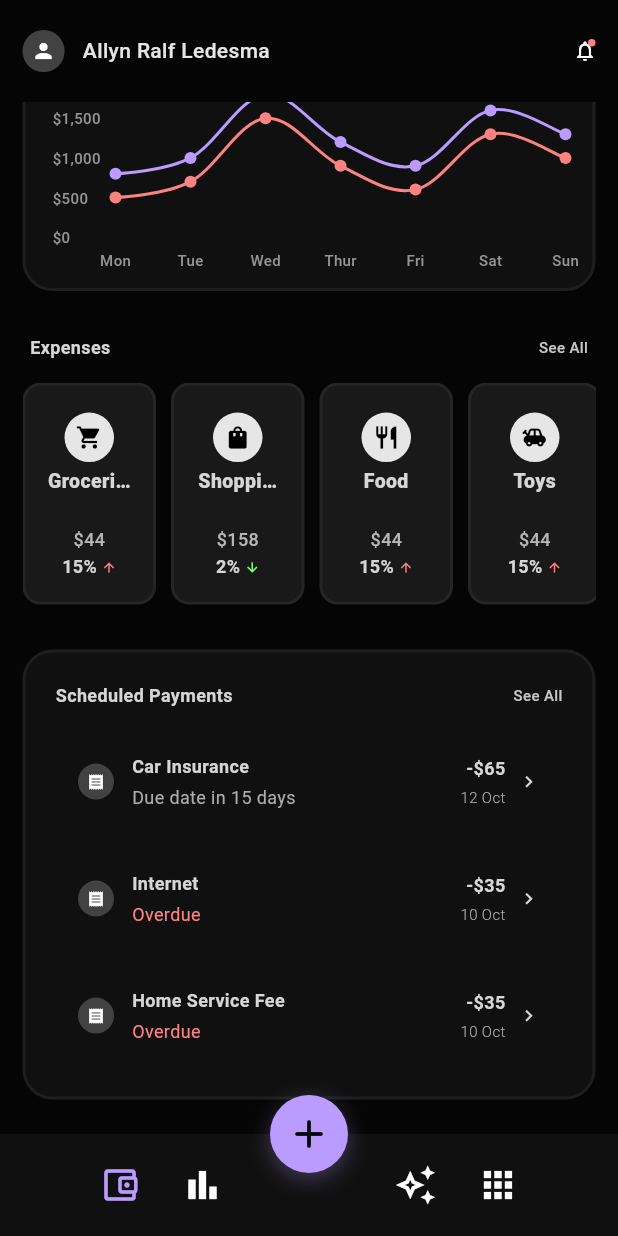
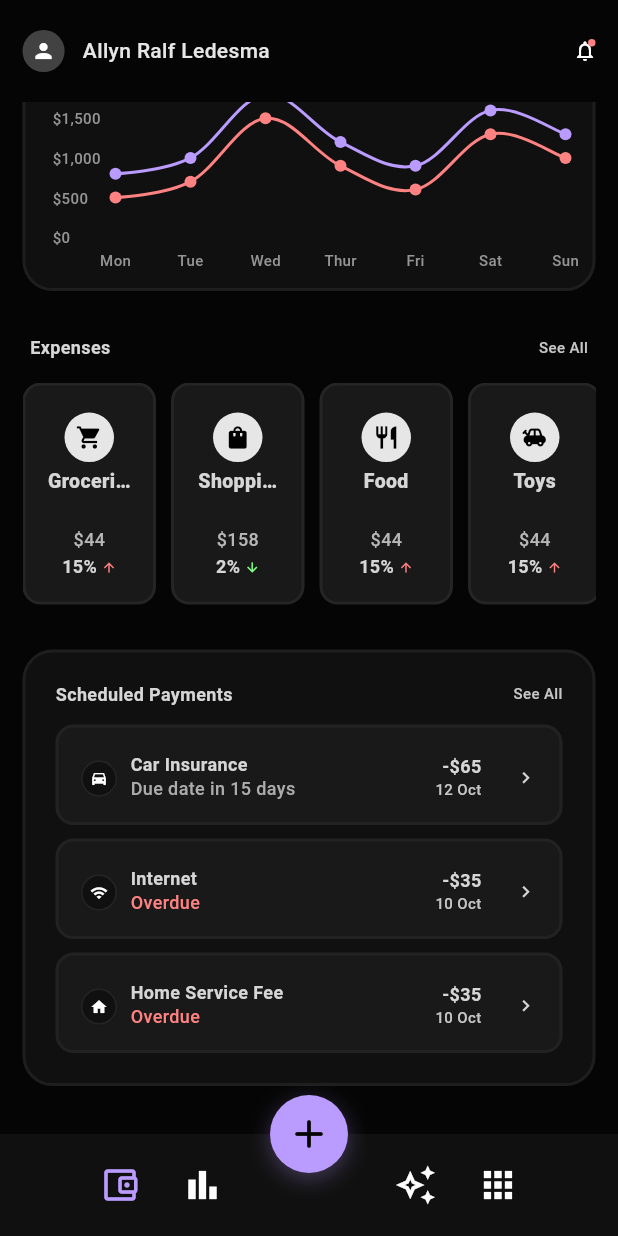
Before and after one commit to nylla8444/sAIveon, a Flutter app: the screen it shows after launch, scrolled down 1143 dp, on a phone screen of 412 x 824 dp. Run offline on Flutter 3.47's test engine with Material 3 defaults, Android fonts, the phone set to English and light mode, and no system bars; drawn by our look-alikes of fl_chart; Roboto replaces fonts that are missing (Manrope, Poppins).

Commit message:
feat: added scheduled payments section

```diff
--- a/lib/main.dart
+++ b/lib/main.dart
@@ -8,6 +8,7 @@ import 'widgets/transaction_history_section.dart';
 import 'widgets/monthly_budget_section.dart';
 import 'widgets/spending_line_chart_section.dart';
 import 'widgets/expenses_horizontal_scroll_section.dart';
+import 'widgets/scheduled_payments_section.dart';
 
 void main() {
   runApp(const MyApp());
@@ -280,69 +281,51 @@ class _FinanceHomePageState extends State<FinanceHomePage> {
                             // TODO: Navigate to all expenses page
                             print('Expenses See All tapped');
                           },
-                        ), // Scheduled Payments
-                        const SizedBox(height: 30),
-                        Container(
-                          padding: const EdgeInsets.all(20),
-                          decoration: BoxDecoration(
-                            color: const Color(0xFF101010),
-                            borderRadius: BorderRadius.circular(20),
-                            border: Border.all(
-                              color: Colors.white.withOpacity(0.06),
-                              width: 2,
-                            ),
-                          ),
-                          child: Column(
-                            children: [
-                              Row(
-                                mainAxisAlignment:
-                                    MainAxisAlignment.spaceBetween,
-                                children: [
-                                  const Text(
-                                    'Scheduled Payments',
-                                    style: TextStyle(
-                                      color: Color(0xFFD6D6D6),
-                                      fontSize: 12,
-                                      fontWeight: FontWeight.w700,
-                                    ),
-                                  ),
-                                  const Text(
-                                    'See All',
-                                    style: TextStyle(
-                                      color: Color(0xFFC6C6C6),
-                                      fontSize: 10,
-                                      fontWeight: FontWeight.w500,
-                                    ),
-                                  ),
-                                ],
-                              ),
-                              const SizedBox(height: 15),
-                              _buildPaymentItem(
-                                'Car Insurance',
-                                '-\$65',
-                                'Due date in 15 days',
-                                '12 Oct',
-                              ),
-                              const SizedBox(height: 10),
-                              _buildPaymentItem(
-                                'Internet',
-                                '-\$35',
-                                'Overdue',
-                                '10 Oct',
-                                isOverdue: true,
-                              ),
-                              const SizedBox(height: 10),
-                              _buildPaymentItem(
-                                'Home Service Fee',
-                                '-\$35',
-                                'Overdue',
-                                '10 Oct',
-                                isOverdue: true,
-                              ),
-                            ],
-                          ),
                         ),
 
+                        // Scheduled Payments - Using modular component
+                        const SizedBox(height: 30),
+                        ScheduledPaymentsSection(
+                          payments: [
+                            ScheduledPaymentData(
+                              title: 'Car Insurance',
+                              amount: '-\$65',
+                              status: 'Due date in 15 days',
+                              date: '12 Oct',
+                              isOverdue: false,
+                              icon: Icons.drive_eta,
+                              onTap: () {
+                                print('Car Insurance payment tapped');
+                              },
+                            ),
+                            ScheduledPaymentData(
+                              title: 'Internet',
+                              amount: '-\$35',
+                              status: 'Overdue',
+                              date: '10 Oct',
+                              isOverdue: true,
+                              icon: Icons.wifi,
+                              onTap: () {
+                                print('Internet payment tapped');
+                              },
+                            ),
+                            ScheduledPaymentData(
+                              title: 'Home Service Fee',
+                              amount: '-\$35',
+                              status: 'Overdue',
+                              date: '10 Oct',
+                              isOverdue: true,
+                              icon: Icons.home,
+                              onTap: () {
+                                print('Home Service Fee payment tapped');
+                              },
+                            ),
+                          ],
+                          onSeeAllTap: () {
+                            // TODO: Navigate to all scheduled payments page
+                            print('Scheduled Payments See All tapped');
+                          },
+                        ),
                         const SizedBox(height: 100),
                       ],
                     ),
@@ -447,80 +430,4 @@ class _FinanceHomePageState extends State<FinanceHomePage> {
       ),
     );
   }
-
-  Widget _buildPaymentItem(
-    String title,
-    String amount,
-    String status,
-    String date, {
-    bool isOverdue = false,
-  }) {
-    return Container(
-      padding: const EdgeInsets.all(15),
-      decoration: BoxDecoration(borderRadius: BorderRadius.circular(12)),
-      child: Row(
-        children: [
-          Container(
-            width: 24,
-            height: 24,
-            decoration: BoxDecoration(
-              color: Colors.grey[800],
-              borderRadius: BorderRadius.circular(12),
-            ),
-            child: const Icon(Icons.receipt, color: Colors.white, size: 12),
-          ),
-          const SizedBox(width: 12),
-          Expanded(
-            child: Column(
-              crossAxisAlignment: CrossAxisAlignment.start,
-              children: [
-                Text(
-                  title,
-                  style: const TextStyle(
-                    color: Color(0xFFD6D6D6),
-                    fontSize: 12,
-                    fontWeight: FontWeight.w700,
-                  ),
-                ),
-                const SizedBox(height: 4),
-                Text(
-                  status,
-                  style: TextStyle(
-                    color: isOverdue
-                        ? const Color(0xFFFF8282)
-                        : const Color(0xFFADACAC),
-                    fontSize: 12,
-                  ),
-                ),
-              ],
-            ),
-          ),
-          Column(
-            crossAxisAlignment: CrossAxisAlignment.end,
-            children: [
-              Text(
-                amount,
-                style: const TextStyle(
-                  color: Color(0xFFD6D6D6),
-                  fontSize: 12,
-                  fontWeight: FontWeight.w700,
-                ),
-              ),
-              const SizedBox(height: 4),
-              Text(
-                date,
-                style: const TextStyle(
-                  color: Color(0xFFADACAC),
-                  fontSize: 10,
-                  fontWeight: FontWeight.w300,
-                ),
-              ),
-            ],
-          ),
-          const SizedBox(width: 8),
-          const Icon(Icons.chevron_right, color: Color(0xFFD6D6D6), size: 15),
-        ],
-      ),
-    );
-  }
 }
--- /dev/null
+++ b/lib/widgets/scheduled_payments_section.dart
@@ -0,0 +1,217 @@
+import 'package:flutter/material.dart';
+
+class ScheduledPaymentData {
+  final String title;
+  final String amount;
+  final String status;
+  final String date;
+  final bool isOverdue;
+  final IconData icon;
+  final VoidCallback? onTap;
+
+  ScheduledPaymentData({
+    required this.title,
+    required this.amount,
+    required this.status,
+    required this.date,
+    this.isOverdue = false,
+    required this.icon,
+    this.onTap,
+  });
+}
+
+class ScheduledPaymentsSection extends StatelessWidget {
+  final List<ScheduledPaymentData> payments;
+  final VoidCallback? onSeeAllTap;
+
+  const ScheduledPaymentsSection({
+    super.key,
+    required this.payments,
+    this.onSeeAllTap,
+  });
+
+  @override
+  Widget build(BuildContext context) {
+    return Container(
+      width: double.infinity,
+      padding: const EdgeInsets.all(20),
+      decoration: BoxDecoration(
+        color: const Color(0xFF101010),
+        borderRadius: BorderRadius.circular(20),
+        border: Border.all(
+          color: Colors.white.withValues(alpha: 0.06),
+          width: 2,
+        ),
+      ),
+      child: Column(
+        children: [
+          // Header
+          Row(
+            mainAxisAlignment: MainAxisAlignment.spaceBetween,
+            children: [
+              const Text(
+                'Scheduled Payments',
+                style: TextStyle(
+                  color: Color(0xFFD6D6D6),
+                  fontSize: 12,
+                  fontWeight: FontWeight.w700,
+                  fontFamily: 'Manrope',
+                  height: 1.366,
+                ),
+              ),
+              GestureDetector(
+                onTap: onSeeAllTap,
+                child: const Text(
+                  'See All',
+                  style: TextStyle(
+                    color: Color(0xFFC6C6C6),
+                    fontSize: 10,
+                    fontWeight: FontWeight.w500,
+                    fontFamily: 'Manrope',
+                    height: 1.366,
+                  ),
+                ),
+              ),
+            ],
+          ),
+          const SizedBox(height: 12),
+
+          // Payment items
+          ...payments.asMap().entries.map((entry) {
+            final index = entry.key;
+            final payment = entry.value;
+            return Column(
+              children: [
+                PaymentItem(payment: payment),
+                if (index < payments.length - 1) const SizedBox(height: 9),
+              ],
+            );
+          }),
+        ],
+      ),
+    );
+  }
+}
+
+class PaymentItem extends StatelessWidget {
+  final ScheduledPaymentData payment;
+
+  const PaymentItem({super.key, required this.payment});
+
+  @override
+  Widget build(BuildContext context) {
+    return GestureDetector(
+      onTap: payment.onTap,
+      child: Container(
+        height: 67,
+        decoration: BoxDecoration(
+          color: const Color(0xFF191919),
+          borderRadius: BorderRadius.circular(12),
+          border: Border.all(
+            color: const Color(0xFFD6D6D6).withValues(alpha: 0.05),
+            width: 2,
+          ),
+        ),
+        child: Stack(
+          children: [
+            // Icon at (15, 22) - dark circle with white icon
+            Positioned(
+              left: 15,
+              top: 22,
+              child: Container(
+                width: 24,
+                height: 24,
+                decoration: BoxDecoration(
+                  color: const Color(0xFF101010),
+                  shape: BoxShape.circle,
+                  border: Border.all(
+                    color: const Color(0xFFD6D6D6).withValues(alpha: 0.1),
+                    width: 1,
+                  ),
+                ),
+                child: Icon(payment.icon, color: Colors.white, size: 12),
+              ),
+            ),
+
+            // Title at (48, 17)
+            Positioned(
+              left: 48,
+              top: 17,
+              child: Text(
+                payment.title,
+                style: const TextStyle(
+                  color: Color(0xFFD6D6D6),
+                  fontSize: 12,
+                  fontWeight: FontWeight.w700,
+                  fontFamily: 'Manrope',
+                  height: 1.366,
+                ),
+              ),
+            ),
+
+            // Status at (48, 33)
+            Positioned(
+              left: 48,
+              top: 33,
+              child: Text(
+                payment.status,
+                style: TextStyle(
+                  color: payment.isOverdue
+                      ? const Color(0xFFFF8282)
+                      : const Color(0xFFADACAC),
+                  fontSize: 12,
+                  fontWeight: FontWeight.w500,
+                  fontFamily: 'Manrope',
+                  height: 1.366,
+                ),
+              ),
+            ),
+
+            // Amount - right aligned
+            Positioned(
+              right: 52,
+              top: 18,
+              child: Text(
+                payment.amount,
+                style: const TextStyle(
+                  color: Color(0xFFD6D6D6),
+                  fontSize: 12,
+                  fontWeight: FontWeight.w700,
+                  fontFamily: 'Manrope',
+                  height: 1.366,
+                ),
+              ),
+            ),
+
+            // Date - right aligned
+            Positioned(
+              right: 52,
+              top: 35,
+              child: Text(
+                payment.date,
+                style: const TextStyle(
+                  color: Color(0xFFC6C6C6),
+                  fontSize: 10,
+                  fontWeight: FontWeight.w500,
+                  fontFamily: 'Manrope',
+                  height: 1.366,
+                ),
+              ),
+            ),
+
+            // Arrow - rightmost
+            const Positioned(
+              right: 15,
+              top: 26,
+              child: Icon(
+                Icons.chevron_right,
+                color: Color(0xFFD6D6D6),
+                size: 15,
+              ),
+            ),
+          ],
+        ),
+      ),
+    );
+  }
+}
```
